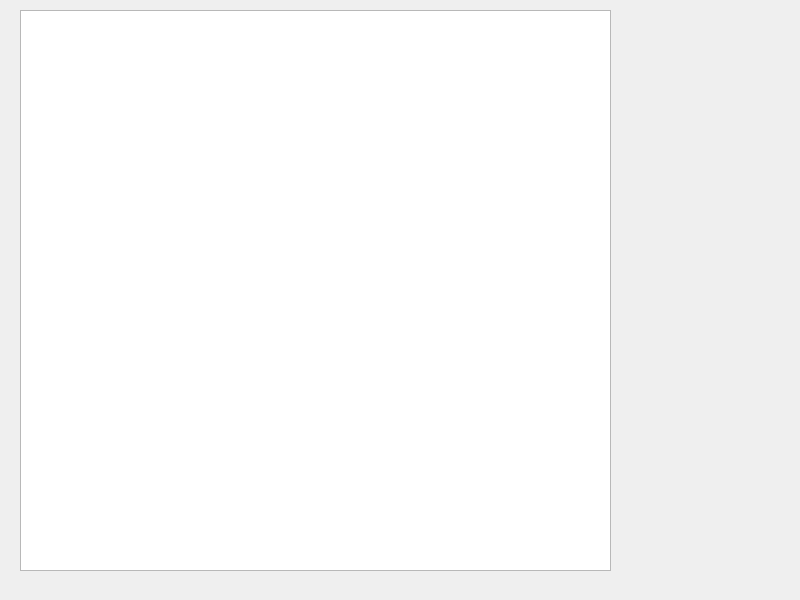
Old version of the form cad_2d/cad_2d.ui in the repository kmolab/pymcadp.
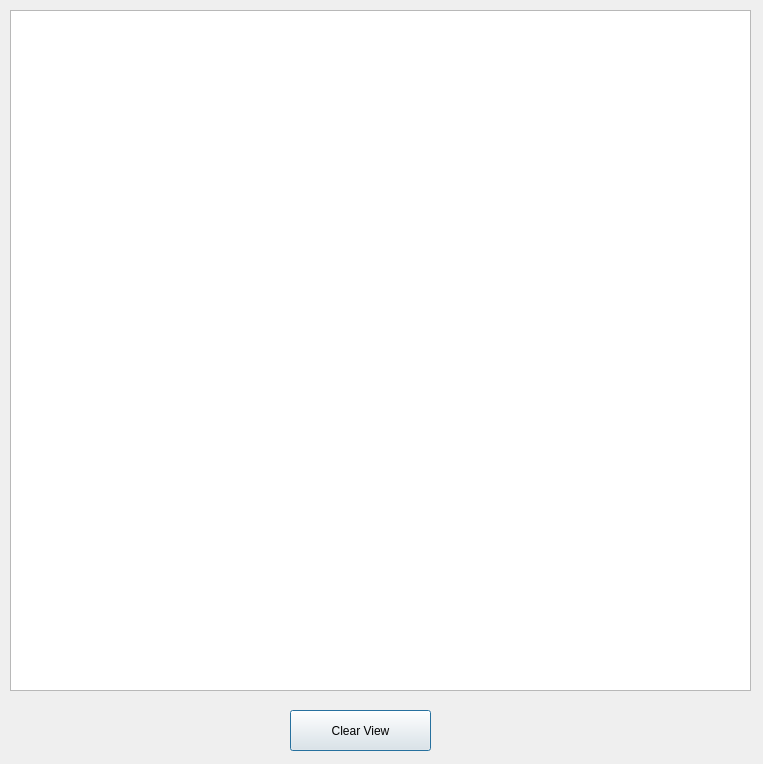
New version of the form.

```diff
--- a/cad_2d/cad_2d.ui
+++ b/cad_2d/cad_2d.ui
@@ -1,29 +1,40 @@
 <?xml version="1.0" encoding="UTF-8"?>
 <ui version="4.0">
- <class>MainWindow</class>
- <widget class="QMainWindow" name="MainWindow">
+ <class>cad2d</class>
+ <widget class="QDialog" name="cad2d">
   <property name="geometry">
    <rect>
     <x>0</x>
     <y>0</y>
-    <width>800</width>
-    <height>600</height>
+    <width>763</width>
+    <height>764</height>
    </rect>
   </property>
   <property name="windowTitle">
    <string>MainWindow</string>
   </property>
-  <widget class="QWidget" name="centralWidget">
    <widget class="QGraphicsView" name="graphicsView">
     <property name="geometry">
      <rect>
-      <x>20</x>
+     <x>10</x>
       <y>10</y>
-      <width>591</width>
-      <height>561</height>
+     <width>741</width>
+     <height>681</height>
      </rect>
     </property>
    </widget>
+  <widget class="QPushButton" name="clearview">
+   <property name="geometry">
+    <rect>
+     <x>290</x>
+     <y>710</y>
+     <width>141</width>
+     <height>41</height>
+    </rect>
+   </property>
+   <property name="text">
+    <string>Clear View</string>
+   </property>
   </widget>
  </widget>
  <resources/>
```
Left out of the diff: 2 changed lines with no effect on the pictures. Lines whose indentation alone changed are shown as unchanged.
